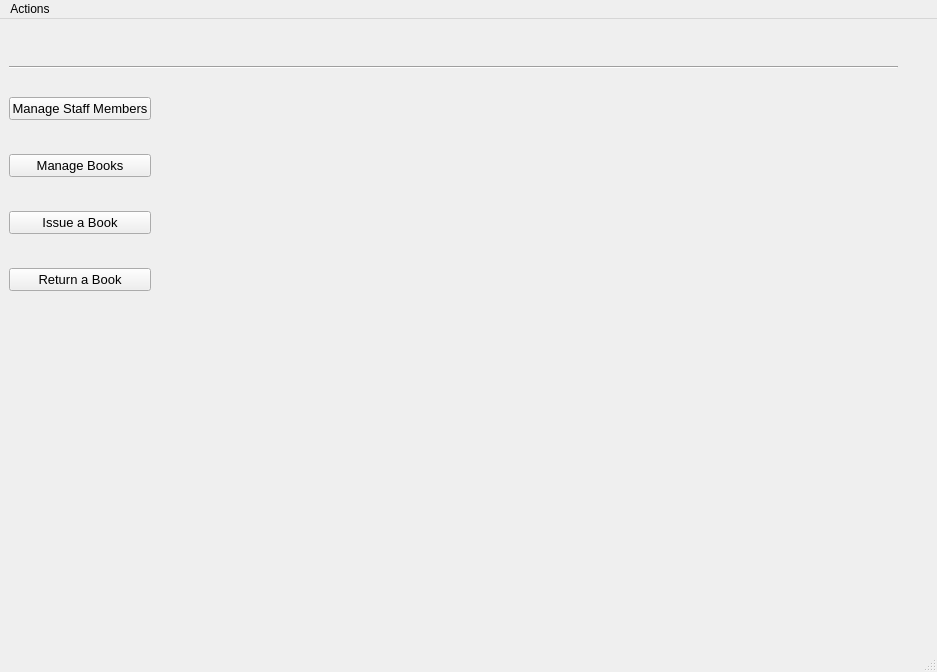
preeti-valunjkar/LibraryManagement, file Staff/staff_main_window.ui: the form before one commit.
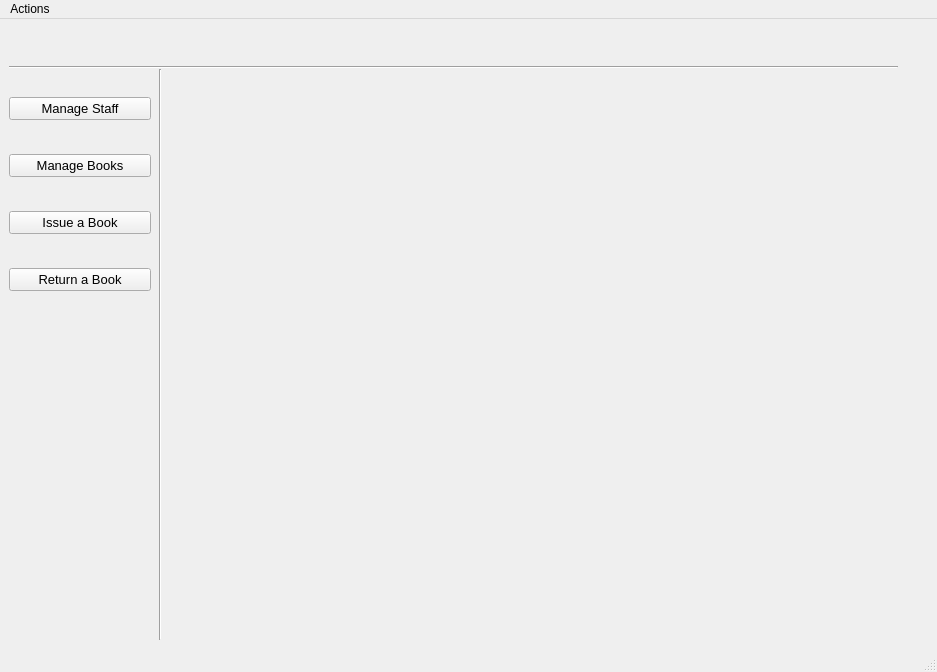
The form after the commit.

What changed in the file:
```diff
--- a/Staff/staff_main_window.ui
+++ b/Staff/staff_main_window.ui
@@ -43,10 +43,10 @@
    <widget class="QStackedWidget" name="stackedWidget">
     <property name="geometry">
      <rect>
-      <x>157</x>
+      <x>167</x>
       <y>50</y>
-      <width>741</width>
-      <height>554</height>
+      <width>751</width>
+      <height>561</height>
      </rect>
     </property>
     <widget class="QWidget" name="page"/>
@@ -87,7 +87,7 @@
         </font>
        </property>
        <property name="text">
-        <string>Manage Staff Members</string>
+        <string>Manage Staff</string>
        </property>
       </widget>
      </item>
@@ -129,6 +129,19 @@
      </item>
     </layout>
    </widget>
+   <widget class="Line" name="line_2">
+    <property name="geometry">
+     <rect>
+      <x>150</x>
+      <y>50</y>
+      <width>20</width>
+      <height>571</height>
+     </rect>
+    </property>
+    <property name="orientation">
+     <enum>Qt::Vertical</enum>
+    </property>
+   </widget>
   </widget>
   <widget class="QMenuBar" name="menubar">
    <property name="geometry">
```
